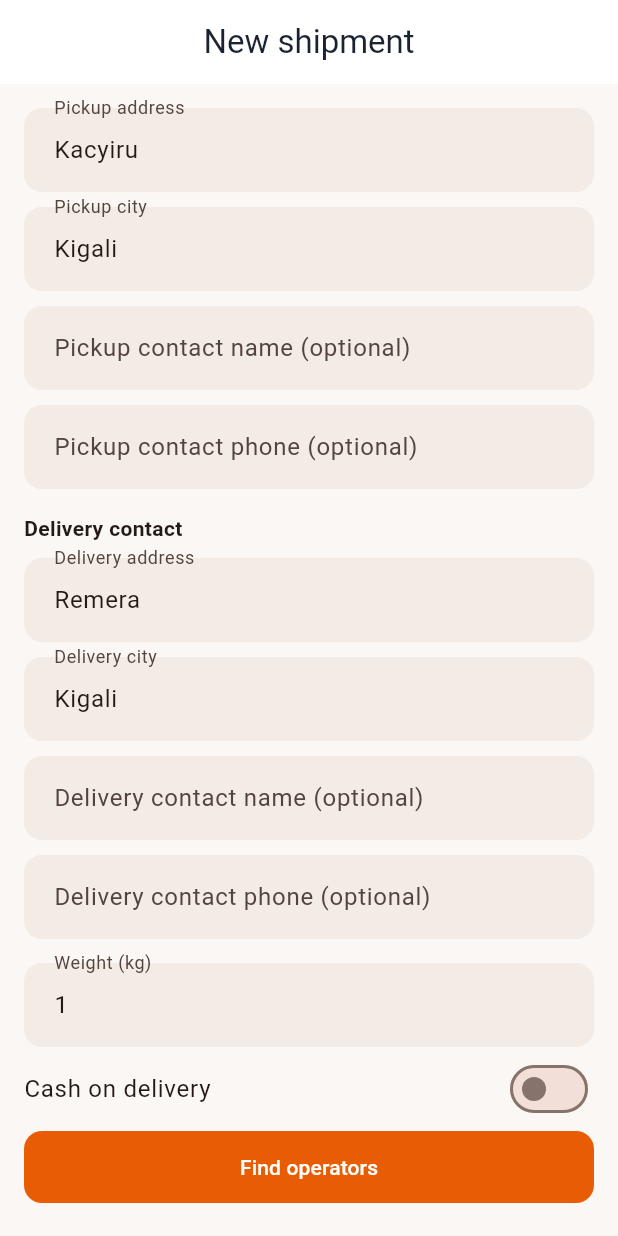
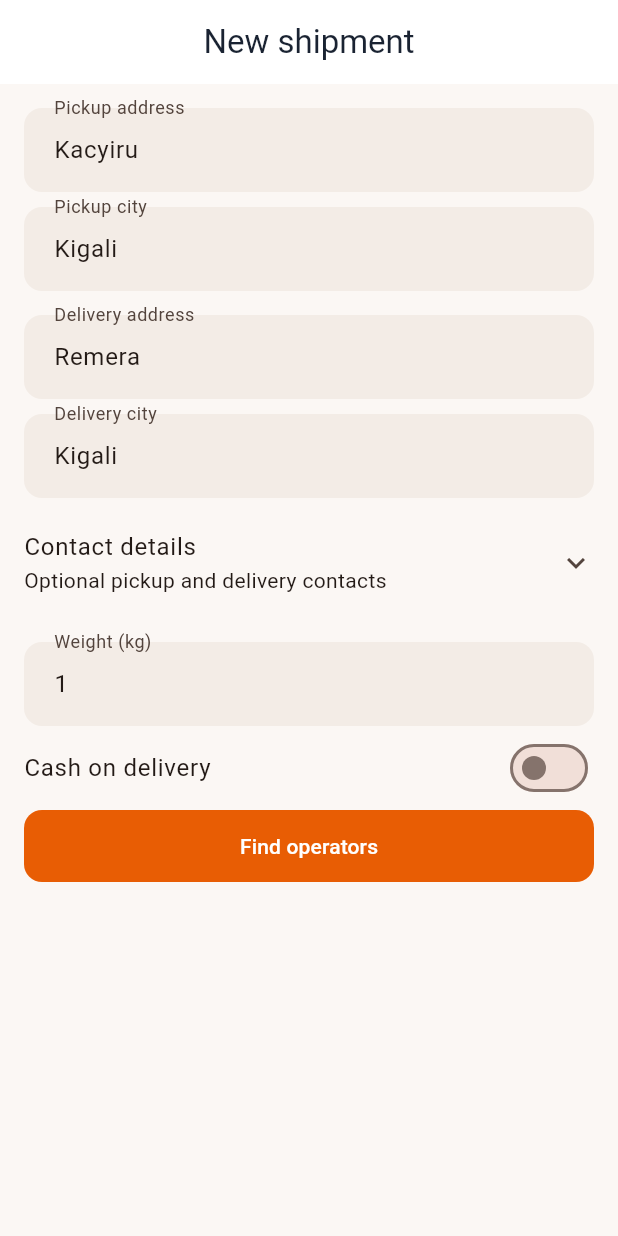
Before and after one commit to devslabio/tumanow, a Flutter app: the NewShipmentScreen screen opened by its route, on a phone screen of 412 x 824 dp. Run offline on Flutter 3.47's test engine with Material 3 defaults, Android fonts, the phone set to English and light mode, and no system bars; our stand-ins replace dio, flutter_riverpod, go_router, shared_preferences; accounts and stored records are empty.

Commit message:
featcustomer (mobile): make new shipment form more compact

```diff
--- a/apps/mobile/lib/features/shipments/new_shipment_screen.dart
+++ b/apps/mobile/lib/features/shipments/new_shipment_screen.dart
@@ -115,35 +115,40 @@ class _NewShipmentScreenState extends ConsumerState<NewShipmentScreen> {
           TextField(controller: _pickup, decoration: const InputDecoration(labelText: 'Pickup address')),
           const SizedBox(height: 10),
           TextField(controller: _pickupCity, decoration: const InputDecoration(labelText: 'Pickup city')),
+          const SizedBox(height: 16),
+          TextField(controller: _delivery, decoration: const InputDecoration(labelText: 'Delivery address')),
           const SizedBox(height: 10),
+          TextField(controller: _deliveryCity, decoration: const InputDecoration(labelText: 'Delivery city')),
+          const SizedBox(height: 6),
+          ExpansionTile(
+            tilePadding: EdgeInsets.zero,
+            title: const Text('Contact details'),
+            subtitle: const Text('Optional pickup and delivery contacts'),
+            children: [
               TextField(
                 controller: _pickupContactName,
                 textCapitalization: TextCapitalization.words,
-            decoration: const InputDecoration(labelText: 'Pickup contact name (optional)'),
+                decoration: const InputDecoration(labelText: 'Pickup contact name'),
               ),
               const SizedBox(height: 10),
               TextField(
                 controller: _pickupContactPhone,
                 keyboardType: TextInputType.phone,
-            decoration: const InputDecoration(labelText: 'Pickup contact phone (optional)'),
+                decoration: const InputDecoration(labelText: 'Pickup contact phone'),
               ),
               const SizedBox(height: 16),
-          const Text('Delivery contact', style: TextStyle(fontWeight: FontWeight.w700)),
-          const SizedBox(height: 10),
-          TextField(controller: _delivery, decoration: const InputDecoration(labelText: 'Delivery address')),
-          const SizedBox(height: 10),
-          TextField(controller: _deliveryCity, decoration: const InputDecoration(labelText: 'Delivery city')),
-          const SizedBox(height: 10),
               TextField(
                 controller: _deliveryContactName,
                 textCapitalization: TextCapitalization.words,
-            decoration: const InputDecoration(labelText: 'Delivery contact name (optional)'),
+                decoration: const InputDecoration(labelText: 'Delivery contact name'),
               ),
               const SizedBox(height: 10),
               TextField(
                 controller: _deliveryContactPhone,
                 keyboardType: TextInputType.phone,
-            decoration: const InputDecoration(labelText: 'Delivery contact phone (optional)'),
+                decoration: const InputDecoration(labelText: 'Delivery contact phone'),
+              ),
+            ],
           ),
           const SizedBox(height: 16),
           TextField(controller: _weight, keyboardType: TextInputType.number, decoration: const InputDecoration(labelText: 'Weight (kg)')),
```
Lines whose indentation alone changed are shown as unchanged.
